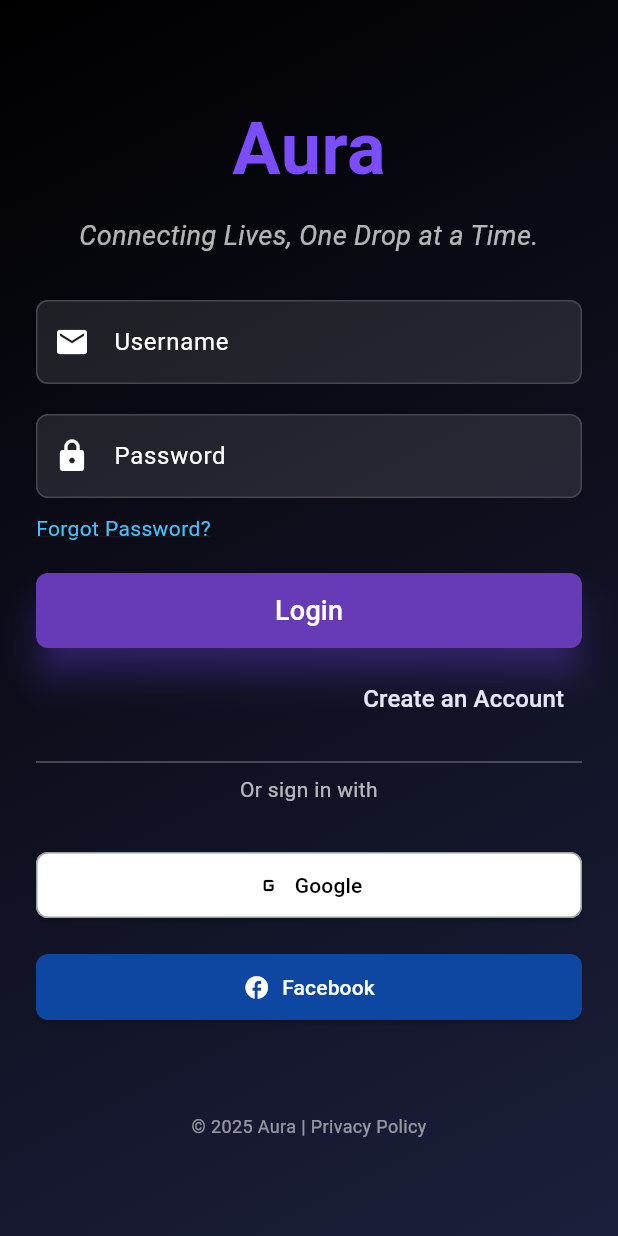
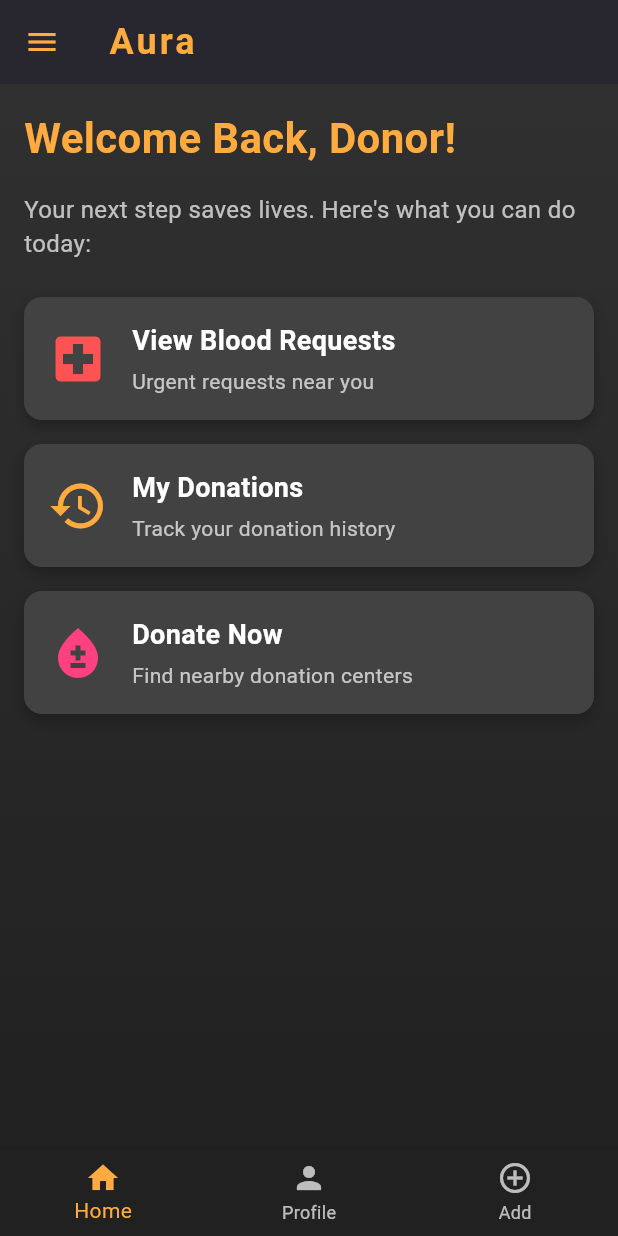
Before and after one commit to danixDe/Aura, a Flutter app: the LoginPage screen opened by its route, after a tap on "Login", on a phone screen of 412 x 824 dp. Run offline on Flutter 3.47's test engine with Material 3 defaults, Android fonts, the phone set to English and light mode, and no system bars; our stand-ins replace flutter_svg.

Commit message:
donor home added

```diff
--- a/lib/main.dart
+++ b/lib/main.dart
@@ -3,6 +3,7 @@
 import 'screens/login/hos_login.dart';
 import 'screens/login/role_selection.dart';
 import 'screens/landing/landing.dart';
+import 'screens/home/donor_home.dart';
 
 void main() {
   runApp(MyApp());
@@ -19,8 +20,9 @@
       routes: {
         '/': (context) => PatternCarousel(),
         '/donor-login': (context) => LoginPage(),
-        '/hospital-login':(context) => const HospitalLoginPage(),
+        '/hospital-login': (context) => const HospitalLoginPage(),
         '/role-selection': (context) => const RoleSelectionPage(),
+        '/donor':(context) => const DonorHomePage(),
       },
     );
   }
--- /dev/null
+++ b/lib/screens/home/donor_home.dart
@@ -0,0 +1,176 @@
+import 'package:flutter/material.dart';
+
+class DonorHomePage extends StatelessWidget {
+  const DonorHomePage({super.key});
+
+  @override
+  Widget build(BuildContext context) {
+    return Scaffold(
+      appBar: AppBar(
+        backgroundColor: Colors.grey[900],
+        elevation: 5,
+        title: const Text(
+          "Aura",
+          style: TextStyle(
+            fontSize: 24,
+            fontWeight: FontWeight.bold,
+            color: Colors.orangeAccent,
+            letterSpacing: 2.0,
+          ),
+        ),
+        leading: IconButton(
+          icon: const Icon(Icons.menu),
+          color: Colors.orangeAccent,
+          onPressed: () {
+          },
+        ),
+      ),
+      body: Container(
+        decoration: BoxDecoration(
+          gradient: LinearGradient(
+            colors: [Colors.grey[850]!, Colors.grey[900]!],
+            begin: Alignment.topCenter,
+            end: Alignment.bottomCenter,
+          ),
+        ),
+        child: Padding(
+          padding: const EdgeInsets.all(16.0),
+          child: Column(
+            crossAxisAlignment: CrossAxisAlignment.start,
+            children: [
+              const Text(
+                "Welcome Back, Donor!",
+                style: TextStyle(
+                  fontSize: 28,
+                  fontWeight: FontWeight.bold,
+                  color: Colors.orangeAccent,
+                ),
+              ),
+              const SizedBox(height: 16),
+              const Text(
+                "Your next step saves lives. Here's what you can do today:",
+                style: TextStyle(
+                  fontSize: 16,
+                  color: Colors.white70,
+                ),
+              ),
+              const SizedBox(height: 24),
+              Expanded(
+                child: ListView(
+                  children: [
+                    _buildActionCard(
+                      title: "View Blood Requests",
+                      subtitle: "Urgent requests near you",
+                      icon: Icons.local_hospital,
+                      color: Colors.redAccent,
+                      onTap: () {
+                      },
+                    ),
+                    const SizedBox(height: 16),
+                    _buildActionCard(
+                      title: "My Donations",
+                      subtitle: "Track your donation history",
+                      icon: Icons.history,
+                      color: Colors.orangeAccent,
+                      onTap: () {
+                      },
+                    ),
+                    const SizedBox(height: 16),
+                    _buildActionCard(
+                      title: "Donate Now",
+                      subtitle: "Find nearby donation centers",
+                      icon: Icons.bloodtype,
+                      color: Colors.pinkAccent,
+                      onTap: () {
+                      },
+                    ),
+                  ],
+                ),
+              ),
+            ],
+          ),
+        ),
+      ),
+      bottomNavigationBar: BottomNavigationBar(
+        backgroundColor: Colors.grey[900],
+        selectedItemColor: Colors.orangeAccent,
+        unselectedItemColor: Colors.white70,
+        items: const [
+          BottomNavigationBarItem(
+            icon: Icon(Icons.home),
+            label: "Home",
+          ),
+          BottomNavigationBarItem(
+            icon: Icon(Icons.person),
+            label: "Profile",
+          ),
+          BottomNavigationBarItem(
+            icon: Icon(Icons.add_circle_outline),
+            label: "Add",
+          ),
+        ],
+        onTap: (index) {
+        },
+      ),
+    );
+  }
+
+  Widget _buildActionCard({
+    required String title,
+    required String subtitle,
+    required IconData icon,
+    required Color color,
+    required VoidCallback onTap,
+  }) {
+    return GestureDetector(
+      onTap: onTap,
+      child: Container(
+        decoration: BoxDecoration(
+          color: Colors.grey[800],
+          borderRadius: BorderRadius.circular(12),
+          boxShadow: [
+            BoxShadow(
+              color: Colors.black26,
+              blurRadius: 8,
+              offset: const Offset(0, 4),
+            ),
+          ],
+        ),
+        padding: const EdgeInsets.all(16),
+        child: Row(
+          children: [
+            Icon(
+              icon,
+              size: 40,
+              color: color,
+            ),
+            const SizedBox(width: 16),
+            Expanded(
+              child: Column(
+                crossAxisAlignment: CrossAxisAlignment.start,
+                children: [
+                  Text(
+                    title,
+                    style: const TextStyle(
+                      fontSize: 18,
+                      fontWeight: FontWeight.bold,
+                      color: Colors.white,
+                    ),
+                  ),
+                  const SizedBox(height: 4),
+                  Text(
+                    subtitle,
+                    style: const TextStyle(
+                      fontSize: 14,
+                      color: Colors.white70,
+                    ),
+                  ),
+                ],
+              ),
+            ),
+          ],
+        ),
+      ),
+    );
+  }
+}
--- a/lib/screens/login/donor_login.dart
+++ b/lib/screens/login/donor_login.dart
@@ -97,7 +97,9 @@
                 ),
                 SizedBox(height: 20),
                 ElevatedButton(
-                  onPressed: () {},
+                  onPressed: () {
+                    Navigator.pushNamed(context, '/donor');
+                  },
                   style: ElevatedButton.styleFrom(
                     backgroundColor: Colors.deepPurple,
                     padding: EdgeInsets.symmetric(vertical: 12),
--- a/lib/screens/login/hos_login.dart
+++ b/lib/screens/login/hos_login.dart
@@ -82,16 +82,7 @@
                 ),
               ),
               const SizedBox(height: 8), // Adjust spacing slightly
-              Align(
-                alignment: Alignment.centerLeft,
-                child: Text(
-                  onPressed: (){
 
-                  }
-                  "Forgot Password?",
-                  style: TextStyle(color: Colors.white70, fontSize: 14),
-                ),
-              ),
               const SizedBox(height: 24),
               ElevatedButton(
                 onPressed: () {
```
